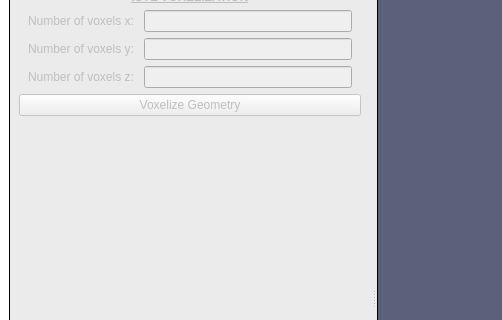
Before: the Qt Designer form python/FIERRO-GUI/fierro_gui/FIERRO_GUI.ui in lanl/Fierro, drawn with Qt 5; both pictures show x 0 to 502 and y 221 to 541 of the 1022 by 916 pixel window.
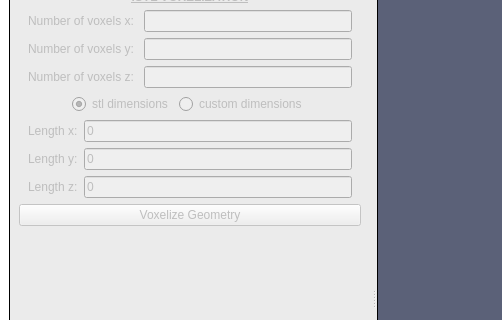
After: the same form once the commit is applied. The open tabs and pages were chosen to show the change. Icons and pictures are not drawn.

Commit message: added newest voxelization stuff to fierro GUI. Now you can define either stl dimensions or custom dimensions

The edit to the form file:
```diff
--- a/python/FIERRO-GUI/fierro_gui/FIERRO_GUI.ui
+++ b/python/FIERRO-GUI/fierro_gui/FIERRO_GUI.ui
@@ -2319,6 +2319,125 @@
               </layout>
              </widget>
             </item>
+            <item alignment="Qt::AlignHCenter">
+             <widget class="QFrame" name="Dimensions">
+              <property name="frameShape">
+               <enum>QFrame::NoFrame</enum>
+              </property>
+              <property name="frameShadow">
+               <enum>QFrame::Raised</enum>
+              </property>
+              <layout class="QHBoxLayout" name="horizontalLayout_15">
+               <property name="topMargin">
+                <number>0</number>
+               </property>
+               <property name="bottomMargin">
+                <number>0</number>
+               </property>
+               <item>
+                <widget class="QRadioButton" name="BStlDimensions">
+                 <property name="enabled">
+                  <bool>false</bool>
+                 </property>
+                 <property name="text">
+                  <string>stl dimensions</string>
+                 </property>
+                 <property name="checked">
+                  <bool>true</bool>
+                 </property>
+                </widget>
+               </item>
+               <item>
+                <widget class="QRadioButton" name="BCustomDimensions">
+                 <property name="enabled">
+                  <bool>false</bool>
+                 </property>
+                 <property name="text">
+                  <string>custom dimensions</string>
+                 </property>
+                </widget>
+               </item>
+              </layout>
+             </widget>
+            </item>
+            <item>
+             <widget class="QFrame" name="Lengths">
+              <property name="frameShape">
+               <enum>QFrame::NoFrame</enum>
+              </property>
+              <property name="frameShadow">
+               <enum>QFrame::Raised</enum>
+              </property>
+              <layout class="QFormLayout" name="formLayout_10">
+               <property name="topMargin">
+                <number>0</number>
+               </property>
+               <property name="bottomMargin">
+                <number>0</number>
+               </property>
+               <item row="0" column="0">
+                <widget class="QLabel" name="LLengthX">
+                 <property name="enabled">
+                  <bool>false</bool>
+                 </property>
+                 <property name="text">
+                  <string>Length x:</string>
+                 </property>
+                </widget>
+               </item>
+               <item row="0" column="1">
+                <widget class="QLineEdit" name="INLengthX">
+                 <property name="enabled">
+                  <bool>false</bool>
+                 </property>
+                 <property name="text">
+                  <string>0</string>
+                 </property>
+                </widget>
+               </item>
+               <item row="1" column="0">
+                <widget class="QLabel" name="LLengthY">
+                 <property name="enabled">
+                  <bool>false</bool>
+                 </property>
+                 <property name="text">
+                  <string>Length y:</string>
+                 </property>
+                </widget>
+               </item>
+               <item row="1" column="1">
+                <widget class="QLineEdit" name="INLengthY">
+                 <property name="enabled">
+                  <bool>false</bool>
+                 </property>
+                 <property name="text">
+                  <string>0</string>
+                 </property>
+                </widget>
+               </item>
+               <item row="2" column="0">
+                <widget class="QLabel" name="LLengthZ">
+                 <property name="enabled">
+                  <bool>false</bool>
+                 </property>
+                 <property name="text">
+                  <string>Length z:</string>
+                 </property>
+                </widget>
+               </item>
+               <item row="2" column="1">
+                <widget class="QLineEdit" name="INLengthZ">
+                 <property name="enabled">
+                  <bool>false</bool>
+                 </property>
+                 <property name="text">
+                  <string>0</string>
+                 </property>
+                </widget>
+               </item>
+              </layout>
+             </widget>
+            </item>
             <item>
              <widget class="QPushButton" name="BVoxelizeGeometry">
               <property name="enabled">
```
Left out of the diff: 4 changed lines with no effect on the pictures. The commit also changes 17 other files.
